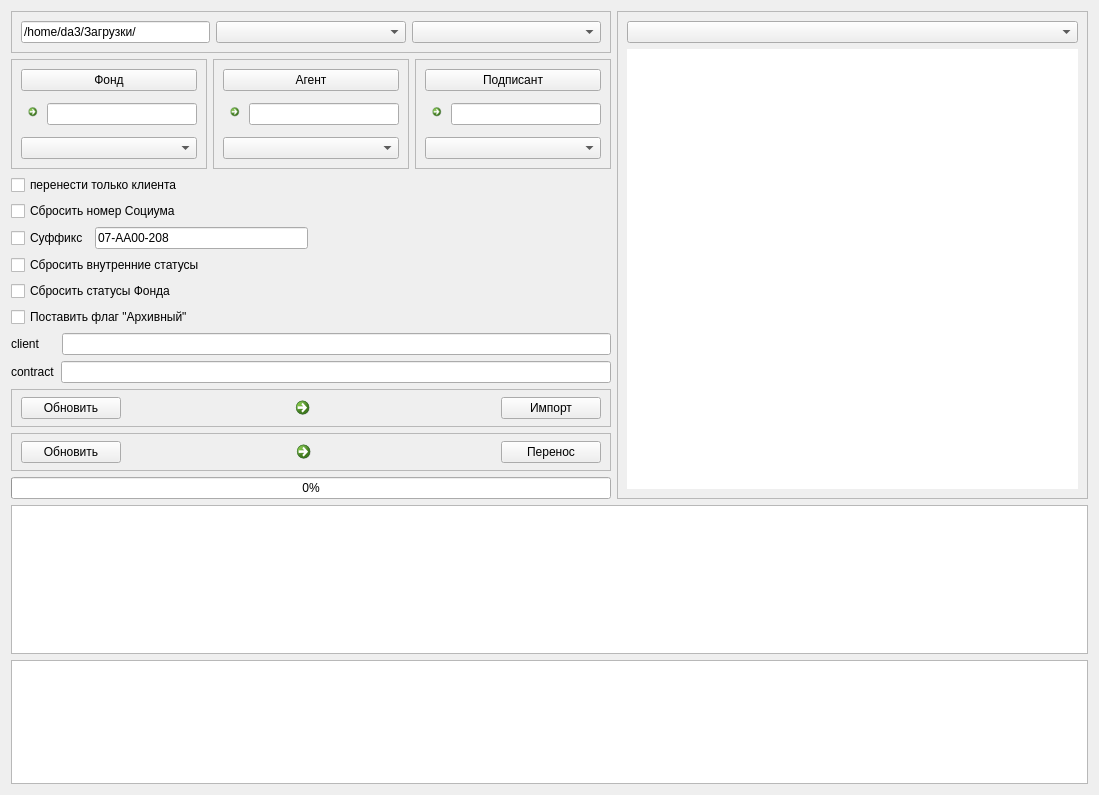
This is move_win_.ui in dekarh/move as Qt 5 draws it before an edit. The edited form follows.
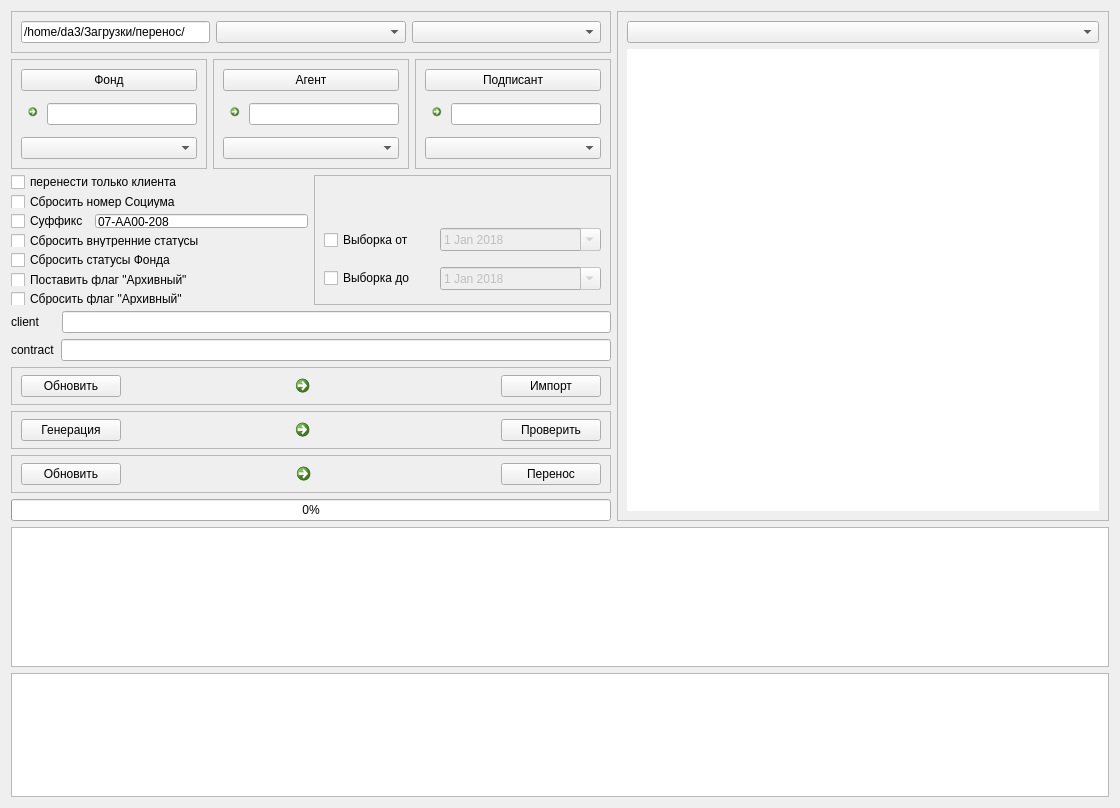
This is the edited form. Icons and pictures are not drawn.

Patch:
```diff
--- a/move_win_.ui
+++ b/move_win_.ui
@@ -6,8 +6,8 @@
    <rect>
     <x>0</x>
     <y>0</y>
-    <width>1099</width>
-    <height>795</height>
+    <width>1120</width>
+    <height>808</height>
    </rect>
   </property>
   <property name="windowTitle">
@@ -40,7 +40,7 @@
         <property name="maximumSize">
          <size>
           <width>600</width>
-          <height>500</height>
+          <height>510</height>
          </size>
         </property>
         <property name="frameShape">
@@ -92,7 +92,7 @@
                </sizepolicy>
               </property>
               <property name="text">
-               <string>/home/da3/Загрузки/</string>
+               <string>/home/da3/Загрузки/перенос/</string>
               </property>
              </widget>
             </item>
@@ -648,20 +648,181 @@
                  </property>
                 </widget>
                </item>
+               <item>
+                <widget class="QCheckBox" name="chbArhivOFF">
+                 <property name="text">
+                  <string>Сбросить флаг &quot;Архивный&quot;</string>
+                 </property>
+                </widget>
+               </item>
               </layout>
              </widget>
             </item>
             <item>
-             <widget class="QLabel" name="label">
-              <property name="sizePolicy">
-               <sizepolicy hsizetype="Preferred" vsizetype="Preferred">
-                <horstretch>0</horstretch>
-                <verstretch>0</verstretch>
-               </sizepolicy>
+             <widget class="QFrame" name="frame_2">
+              <property name="frameShape">
+               <enum>QFrame::StyledPanel</enum>
               </property>
-              <property name="text">
-               <string/>
+              <property name="frameShadow">
+               <enum>QFrame::Raised</enum>
               </property>
+              <layout class="QVBoxLayout" name="verticalLayout_9">
+               <item>
+                <widget class="QLabel" name="lbDoubles">
+                 <property name="sizePolicy">
+                  <sizepolicy hsizetype="Preferred" vsizetype="Preferred">
+                   <horstretch>0</horstretch>
+                   <verstretch>0</verstretch>
+                  </sizepolicy>
+                 </property>
+                 <property name="text">
+                  <string/>
+                 </property>
+                </widget>
+               </item>
+               <item>
+                <widget class="QFrame" name="frDateFrom">
+                 <property name="frameShape">
+                  <enum>QFrame::NoFrame</enum>
+                 </property>
+                 <property name="frameShadow">
+                  <enum>QFrame::Raised</enum>
+                 </property>
+                 <property name="lineWidth">
+                  <number>0</number>
+                 </property>
+                 <layout class="QHBoxLayout" name="horizontalLayout_12">
+                  <property name="leftMargin">
+                   <number>0</number>
+                  </property>
+                  <property name="topMargin">
+                   <number>0</number>
+                  </property>
+                  <property name="rightMargin">
+                   <number>0</number>
+                  </property>
+                  <property name="bottomMargin">
+                   <number>0</number>
+                  </property>
+                  <item>
+                   <widget class="QCheckBox" name="chbDateFrom">
+                    <property name="sizePolicy">
+                     <sizepolicy hsizetype="Maximum" vsizetype="Fixed">
+                      <horstretch>0</horstretch>
+                      <verstretch>0</verstretch>
+                     </sizepolicy>
+                    </property>
+                    <property name="minimumSize">
+                     <size>
+                      <width>110</width>
+                      <height>0</height>
+                     </size>
+                    </property>
+                    <property name="text">
+                     <string>Выборка от</string>
+                    </property>
+                   </widget>
+                  </item>
+                  <item>
+                   <widget class="QDateEdit" name="deDateFrom">
+                    <property name="enabled">
+                     <bool>false</bool>
+                    </property>
+                    <property name="dateTime">
+                     <datetime>
+                      <hour>0</hour>
+                      <minute>0</minute>
+                      <second>0</second>
+                      <year>2018</year>
+                      <month>1</month>
+                      <day>1</day>
+                     </datetime>
+                    </property>
+                    <property name="minimumDateTime">
+                     <datetime>
+                      <hour>0</hour>
+                      <minute>0</minute>
+                      <second>0</second>
+                      <year>1752</year>
+                      <month>9</month>
+                      <day>14</day>
+                     </datetime>
+                    </property>
+                    <property name="calendarPopup">
+                     <bool>true</bool>
+                    </property>
+                   </widget>
+                  </item>
+                 </layout>
+                </widget>
+               </item>
+               <item>
+                <widget class="QFrame" name="frDateTo">
+                 <property name="frameShape">
+                  <enum>QFrame::NoFrame</enum>
+                 </property>
+                 <property name="frameShadow">
+                  <enum>QFrame::Raised</enum>
+                 </property>
+                 <property name="lineWidth">
+                  <number>0</number>
+                 </property>
+                 <layout class="QHBoxLayout" name="horizontalLayout_13">
+                  <property name="leftMargin">
+                   <number>0</number>
+                  </property>
+                  <property name="topMargin">
+                   <number>0</number>
+                  </property>
+                  <property name="rightMargin">
+                   <number>0</number>
+                  </property>
+                  <property name="bottomMargin">
+                   <number>0</number>
+                  </property>
+                  <item>
+                   <widget class="QCheckBox" name="chbDateTo">
+                    <property name="sizePolicy">
+                     <sizepolicy hsizetype="Maximum" vsizetype="Fixed">
+                      <horstretch>0</horstretch>
+                      <verstretch>0</verstretch>
+                     </sizepolicy>
+                    </property>
+                    <property name="minimumSize">
+                     <size>
+                      <width>110</width>
+                      <height>0</height>
+                     </size>
+                    </property>
+                    <property name="text">
+                     <string>Выборка до</string>
+                    </property>
+                   </widget>
+                  </item>
+                  <item>
+                   <widget class="QDateEdit" name="deDateTo">
+                    <property name="enabled">
+                     <bool>false</bool>
+                    </property>
+                    <property name="dateTime">
+                     <datetime>
+                      <hour>0</hour>
+                      <minute>0</minute>
+                      <second>0</second>
+                      <year>2018</year>
+                      <month>1</month>
+                      <day>1</day>
+                     </datetime>
+                    </property>
+                    <property name="calendarPopup">
+                     <bool>true</bool>
+                    </property>
+                   </widget>
+                  </item>
+                 </layout>
+                </widget>
+               </item>
+              </layout>
              </widget>
             </item>
            </layout>
@@ -861,6 +1022,123 @@
            </layout>
           </widget>
          </item>
+         <item>
+          <widget class="QFrame" name="frPasport">
+           <property name="frameShape">
+            <enum>QFrame::StyledPanel</enum>
+           </property>
+           <property name="frameShadow">
+            <enum>QFrame::Raised</enum>
+           </property>
+           <layout class="QVBoxLayout" name="verticalLayout_10">
+            <property name="topMargin">
+             <number>0</number>
+            </property>
+            <property name="bottomMargin">
+             <number>0</number>
+            </property>
+            <item>
+             <widget class="QFrame" name="frame_10">
+              <property name="frameShape">
+               <enum>QFrame::NoFrame</enum>
+              </property>
+              <property name="frameShadow">
+               <enum>QFrame::Raised</enum>
+              </property>
+              <layout class="QHBoxLayout" name="horizontalLayout_14">
+               <property name="leftMargin">
+                <number>0</number>
+               </property>
+               <property name="topMargin">
+                <number>0</number>
+               </property>
+               <property name="rightMargin">
+                <number>0</number>
+               </property>
+               <property name="bottomMargin">
+                <number>0</number>
+               </property>
+               <item>
+                <widget class="QPushButton" name="pbIdGenerate4PasportCheck">
+                 <property name="minimumSize">
+                  <size>
+                   <width>100</width>
+                   <height>0</height>
+                  </size>
+                 </property>
+                 <property name="text">
+                  <string>Генерация</string>
+                 </property>
+                </widget>
+               </item>
+               <item>
+                <spacer name="horizontalSpacer_5">
+                 <property name="orientation">
+                  <enum>Qt::Horizontal</enum>
+                 </property>
+                 <property name="sizeHint" stdset="0">
+                  <size>
+                   <width>304</width>
+                   <height>20</height>
+                  </size>
+                 </property>
+                </spacer>
+               </item>
+               <item>
+                <widget class="QCommandLinkButton" name="clbPasport">
+                 <property name="maximumSize">
+                  <size>
+                   <width>45</width>
+                   <height>45</height>
+                  </size>
+                 </property>
+                 <property name="text">
+                  <string/>
+                 </property>
+                 <property name="icon">
+                  <iconset>
+                   <normaloff>orel.png</normaloff>orel.png</iconset>
+                 </property>
+                 <property name="iconSize">
+                  <size>
+                   <width>30</width>
+                   <height>30</height>
+                  </size>
+                 </property>
+                </widget>
+               </item>
+               <item>
+                <spacer name="horizontalSpacer_6">
+                 <property name="orientation">
+                  <enum>Qt::Horizontal</enum>
+                 </property>
+                 <property name="sizeHint" stdset="0">
+                  <size>
+                   <width>304</width>
+                   <height>20</height>
+                  </size>
+                 </property>
+                </spacer>
+               </item>
+               <item>
+                <widget class="QPushButton" name="pbPasportCheck">
+                 <property name="minimumSize">
+                  <size>
+                   <width>100</width>
+                   <height>0</height>
+                  </size>
+                 </property>
+                 <property name="text">
+                  <string>Проверить</string>
+                 </property>
+                </widget>
+               </item>
+              </layout>
+             </widget>
+            </item>
+           </layout>
+          </widget>
+         </item>
          <item>
           <widget class="QFrame" name="frMove">
            <property name="frameShape">
```
Left out of the diff: 6 changed lines with no effect on the pictures.
